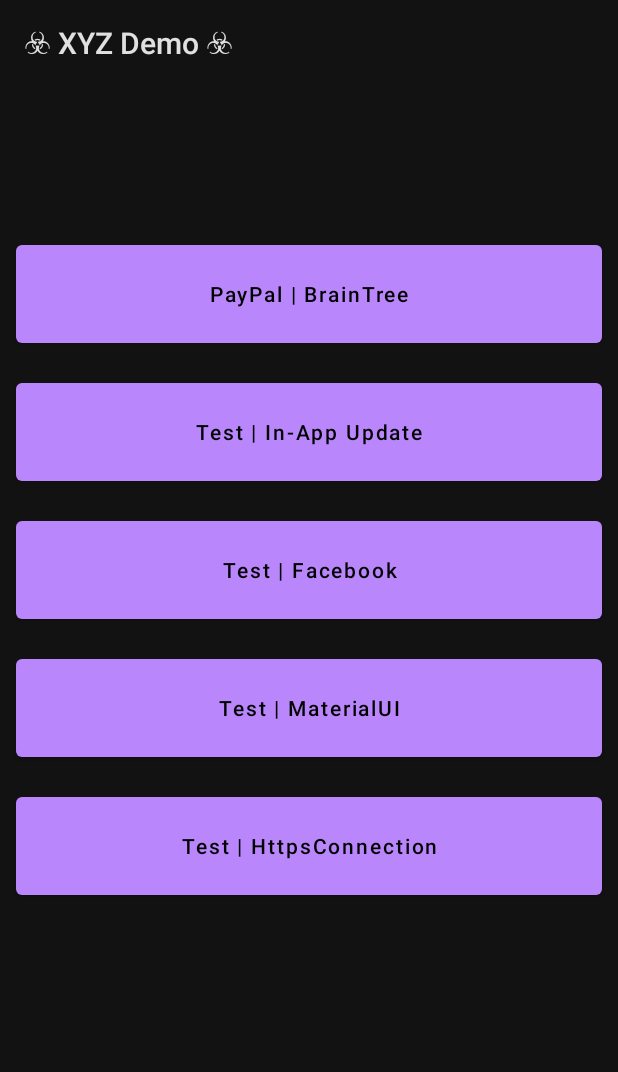
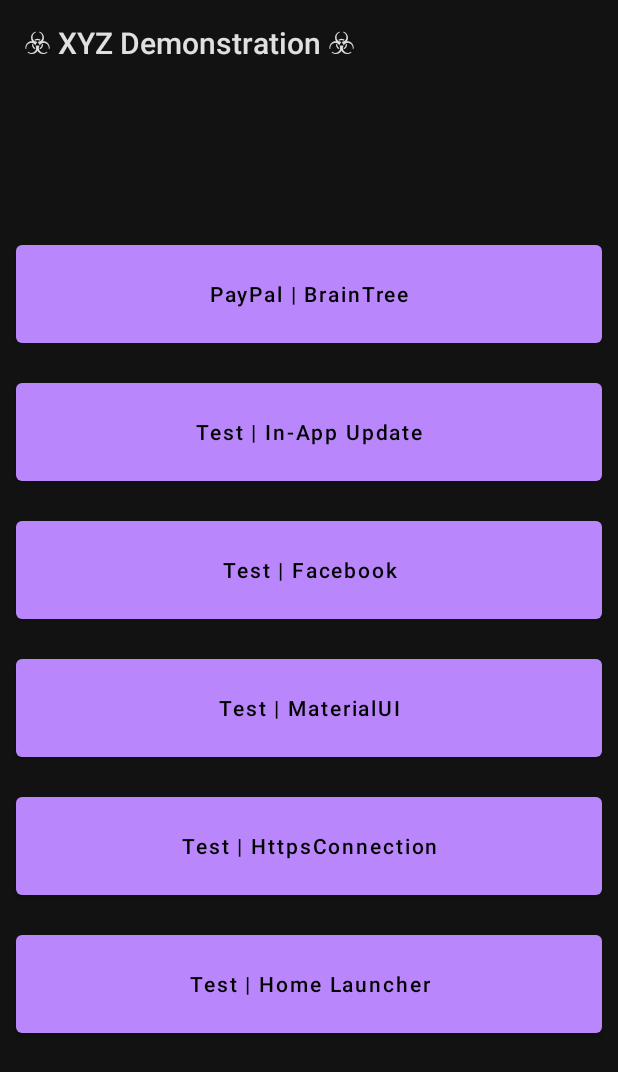
Before and after one commit to GeeksEmpireOfficial/Experimental.Demonstration, an Android app: the screen it shows after launch (TestSelectionActivity), on a phone screen of 412 x 824 dp. Shown: the top 1072 px of the screen. Run offline under Robolectric (Android 15) with nearby library versions, the phone set to English and light mode, and no system bars; our stand-ins replace Firebase (no records; nobody signed in at launch, a user with empty details on screens opened directly); 1 statement that could not run was skipped.

Commit message:
[Phone][ChangeLog]
[Watch][ChangeLog]

[Build][ChangeLog]
~ Libraries Updated

```diff
--- a/BaseModule/build.gradle
+++ b/BaseModule/build.gradle
@@ -9,7 +9,7 @@
     defaultConfig {
         applicationId "net.geeksempire.experimental.demonstration"
 
-        minSdkVersion 24
+        minSdkVersion 25
         targetSdkVersion 29
 
         versionCode rootProject.versionCode
@@ -29,6 +29,10 @@
     compileOptions {
         sourceCompatibility JavaVersion.VERSION_1_8
         targetCompatibility JavaVersion.VERSION_1_8
+    }
+
+    buildFeatures {
+        viewBinding = true
     }
 
     bundle {
--- a/BaseModule/src/main/java/net/geeksempire/experimental/demonstration/TestSelectionActivity.kt
+++ b/BaseModule/src/main/java/net/geeksempire/experimental/demonstration/TestSelectionActivity.kt
@@ -16,6 +16,7 @@
 import net.geeksempire.experimental.demonstration.DynamicFeatures.InAppUpdate
 import net.geeksempire.experimental.demonstration.Facebook.FacebookProcess
 import net.geeksempire.experimental.demonstration.GooglePayProcess.InitializeGooglePay
+import net.geeksempire.experimental.demonstration.HomeLauncher.HomeLauncherMainView
 import net.geeksempire.experimental.demonstration.Network.HttpsConnectionDemonstration
 import net.geeksempire.experimental.demonstration.PayPalProcess.InitializePayPal
 import net.geeksempire.experimental.demonstration.UI.MaterialUI
@@ -74,6 +75,10 @@
 
         httpsConnection.setOnClickListener {
             startActivity(Intent(applicationContext, HttpsConnectionDemonstration::class.java))
+        }
+
+        homeLauncher.setOnClickListener {
+            startActivity(Intent(applicationContext, HomeLauncherMainView::class.java))
         }
 
         firebaseAuth = FirebaseAuth.getInstance()
--- a/BaseModule/src/main/res/layout/tests_selection_view.xml
+++ b/BaseModule/src/main/res/layout/tests_selection_view.xml
@@ -63,4 +63,13 @@
         android:textAllCaps="false"
         android:text="@string/testHttpsConnection" />
 
+    <com.google.android.material.button.MaterialButton
+        android:id="@+id/homeLauncher"
+        android:layout_width="match_parent"
+        android:layout_height="77dp"
+        android:layout_below="@id/httpsConnection"
+        android:layout_margin="7dp"
+        android:textAllCaps="false"
+        android:text="@string/testHomeLauncher" />
+
 </RelativeLayout>
--- a/BaseModule/src/main/res/values/strings.xml
+++ b/BaseModule/src/main/res/values/strings.xml
@@ -1,5 +1,5 @@
 <resources>
-    <string name="app_name" translatable="false">☣ XYZ Demo ☣</string>
+    <string name="app_name" translatable="false">☣ XYZ Demonstration ☣</string>
     <string name="title_dynamicfeatureondemand" translatable="false">☣ XYZ Demo ☣</string>
     <string name="installDynamicFeature" translatable="false">Install Dynamic Feature</string>
 
@@ -8,6 +8,7 @@
     <string name="testBrainTree" translatable="false">PayPal | BrainTree</string>
     <string name="testMaterialUI" translatable="false">Test | MaterialUI</string>
     <string name="testHttpsConnection" translatable="false">Test | HttpsConnection</string>
+    <string name="testHomeLauncher" translatable="false">Test | Home Launcher</string>
 
 
     <string name="webClientId" translatable="false">38462126146-t1kia1498ml5c4tenl9vu9pvlts81vr2.apps.googleusercontent.com</string>
--- a/BaseModule/src/main/res/values/styles.xml
+++ b/BaseModule/src/main/res/values/styles.xml
@@ -36,4 +36,20 @@
         <item name="android:windowBackground">@android:color/transparent</item>
     </style>
 
+    <style name="GeeksEmpire.Material.HomeLauncher" parent="Theme.MaterialComponents.Light.NoActionBar">
+        <item name="android:colorPrimary">@color/default_color</item>
+        <item name="android:colorPrimaryDark">@color/default_color_darker</item>
+        <item name="android:colorAccent">@color/default_color_light</item>
+
+        <item name="colorPrimary">@color/default_color</item>
+        <item name="colorPrimaryDark">@color/default_color_darker</item>
+        <item name="colorAccent">@color/default_color_light</item>
+
+        <item name="android:statusBarColor">@color/default_color</item>
+        <item name="android:navigationBarColor">@color/default_color</item>
+
+        <item name="android:windowBackground">@android:color/transparent</item>
+        <item name="android:windowShowWallpaper">true</item>
+    </style>
+
 </resources>
```
Also changed, not shown: BaseModule/src/main/AndroidManifest.xml (+15 -0 lines), BaseModule/src/main/java/net/geeksempire/experimental/demonstration/HomeLauncher/HomeLauncherMainView.kt (added, +102 -0 lines), BaseModule/src/main/res/layout/home_launcher_view.xml (added, +17 -0 lines).
